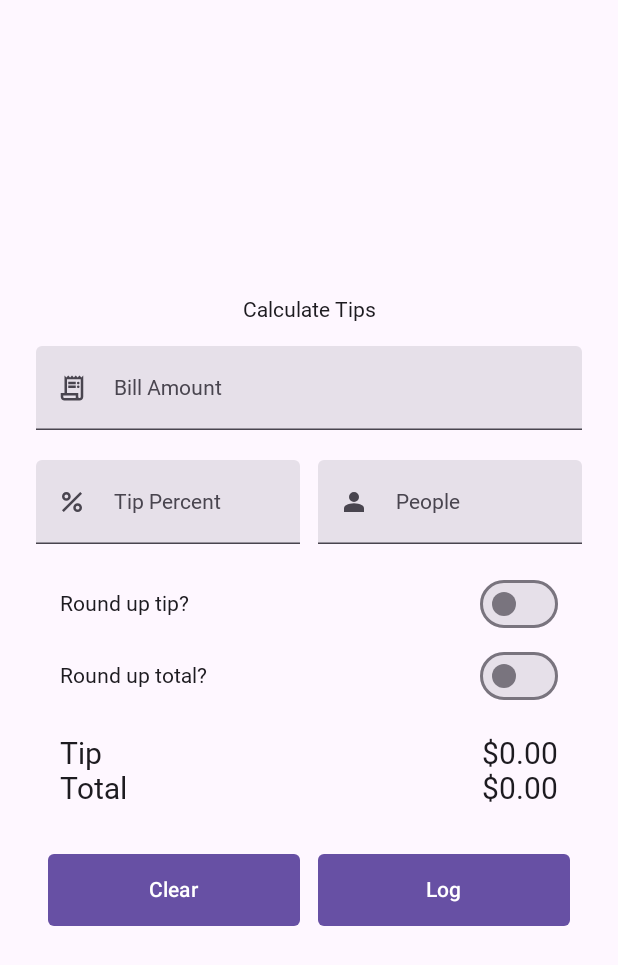
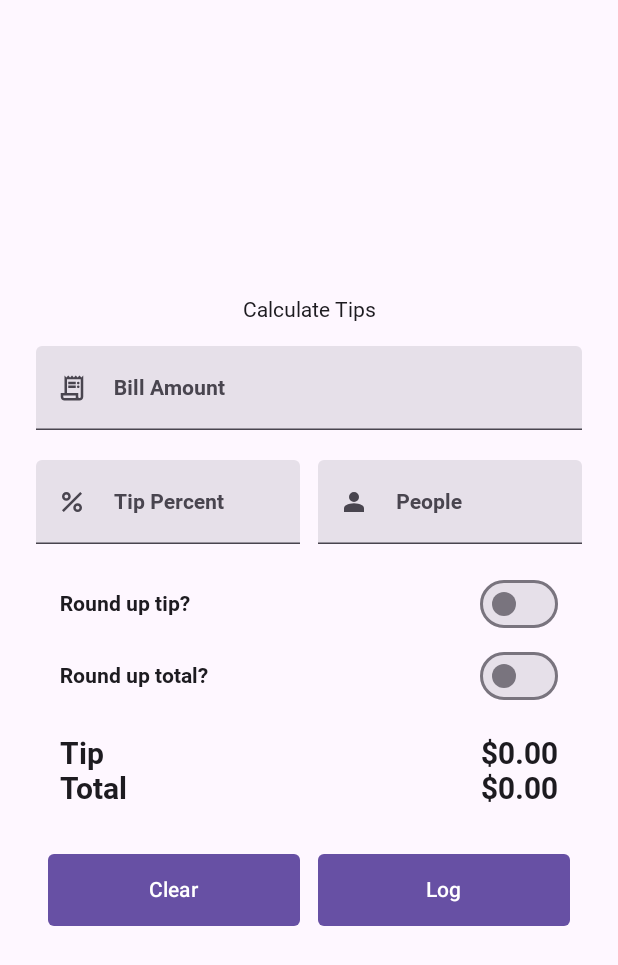
Before and after one commit to donutdiet/tip_calculator, an Android app built with Jetpack Compose: the @Preview function TipTrackerPreview, on a phone screen of 412 x 824 dp. Shown: the top 965 px of the screen. Run offline under Robolectric (Android 15) with nearby library versions, the light colour scheme and no system bars.

Commit message:
Fix typo and add TrueType font files

```diff
--- a/app/src/main/java/com/example/tiptracker/TIpCalculatorScreen.kt
+++ b/app/src/main/java/com/example/tiptracker/TIpCalculatorScreen.kt
@@ -74,7 +74,7 @@ fun TipTrackerLayout(
     val totalPerPersonString = NumberFormat.getCurrencyInstance().format(totalPerPerson)
 
     Surface(
-        modifier = Modifier
+        modifier = modifier
             .fillMaxSize()
             .padding(contentPadding)
     ) {
```
Also changed, not shown: app/src/main/res/font/domine_bold.ttf (added), app/src/main/res/font/domine_regular.ttf (added), app/src/main/res/font/roboto_bold.ttf (added), app/src/main/res/font/roboto_regular.ttf (added).
